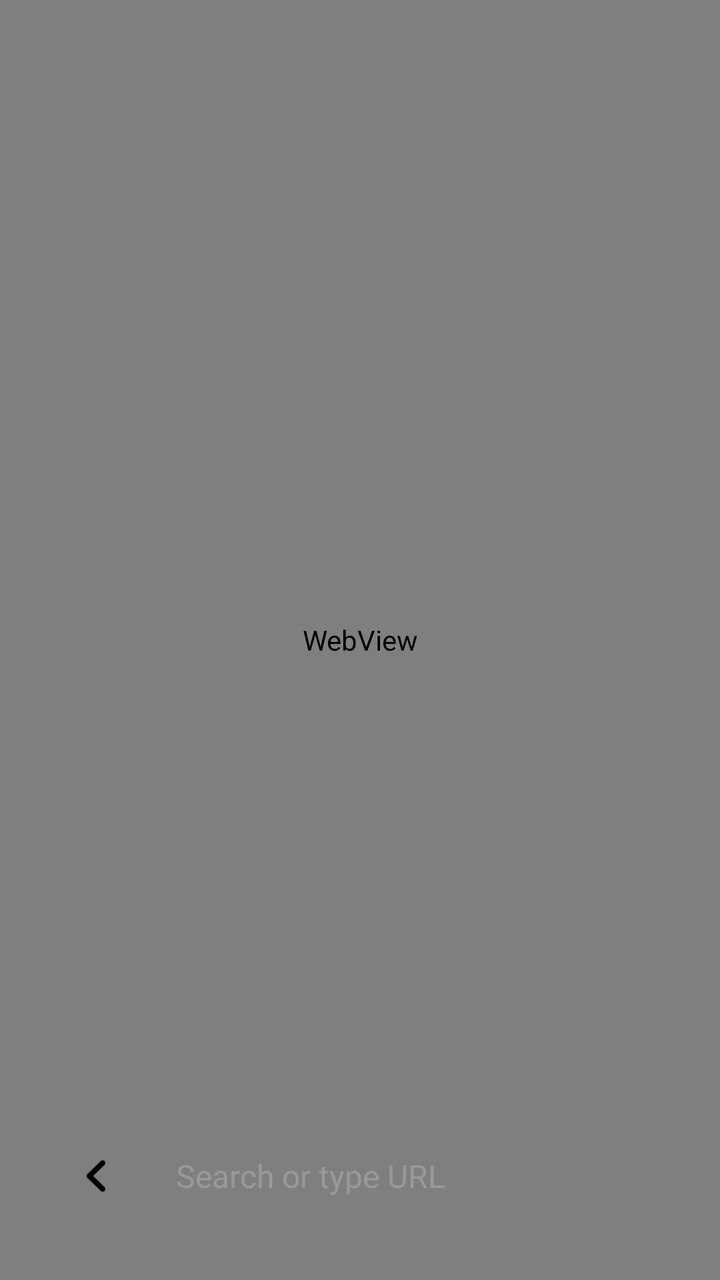
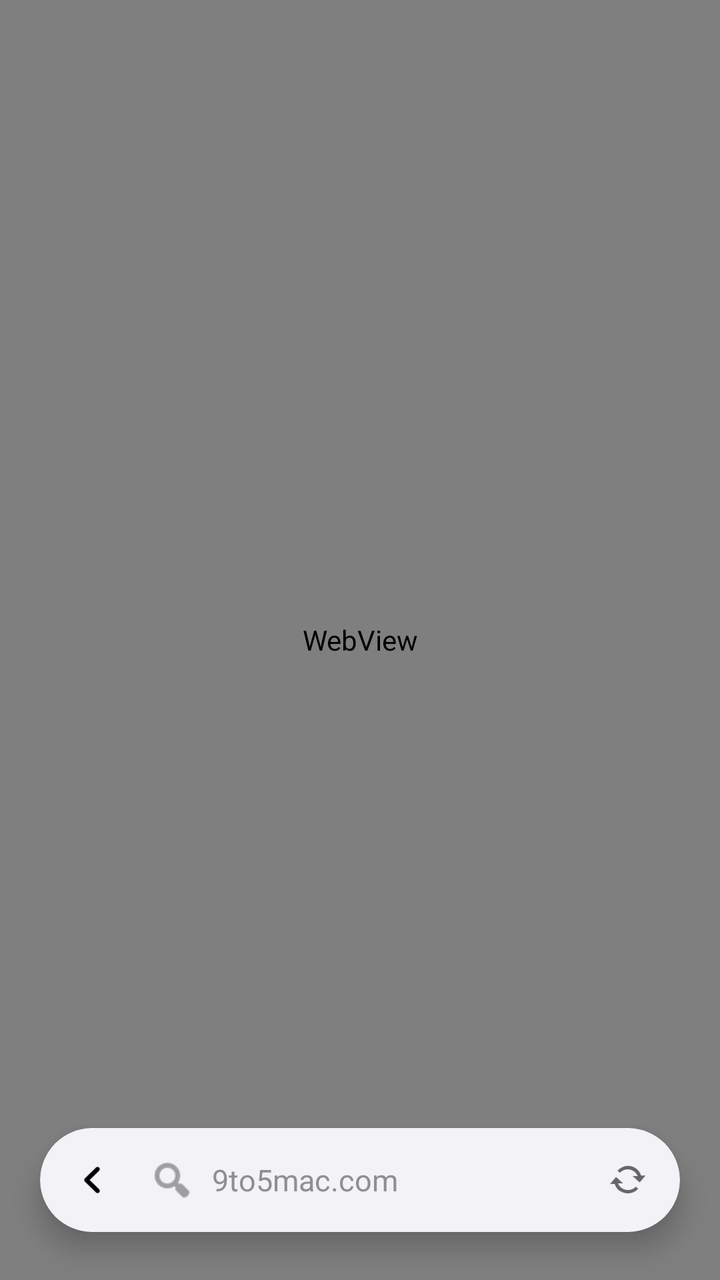

Compare the two renders of this Android layout. The source of the first and the diff that turns it into the second are given below.
<!-- AndroidManifest.xml: application theme Theme.Design.Light.NoActionBar -->
<!-- res/layout/activity_main.xml -->
<?xml version="1.0" encoding="utf-8"?>
<RelativeLayout xmlns:android="http://schemas.android.com/apk/res/android"
    android:layout_width="match_parent"
    android:layout_height="match_parent"
    android:background="@android:color/black"> <android.webkit.WebView
        android:id="@+id/webView"
        android:layout_width="match_parent"
        android:layout_height="match_parent"
        android:layout_alignParentTop="true"
        android:layout_alignParentLeft="true"
        android:layout_alignParentRight="true"
        android:layout_alignParentBottom="true" />

    <LinearLayout
        android:id="@+id/bottom_bar"
        android:layout_width="match_parent"
        android:layout_height="56dp"
        android:layout_alignParentBottom="true"
        android:layout_marginLeft="16dp"
        android:layout_marginRight="16dp"
        android:layout_marginBottom="24dp"
        android:background="@drawable/bg_bottom_bar"
        android:elevation="12dp"
        android:gravity="center_vertical"
        android:orientation="horizontal"
        android:paddingLeft="8dp"
        android:paddingRight="8dp">

    <ImageButton
        android:id="@+id/btn_back"
        android:layout_width="48dp"
        android:layout_height="48dp"
        android:background="?attr/selectableItemBackgroundBorderless"
        android:src="@drawable/my_ic_back"
        android:scaleType="fitCenter"
        android:padding="12dp"
        android:contentDescription="Back" />

    <EditText
        android:id="@+id/address_bar"
        android:layout_width="0dp"
        android:layout_height="48dp"
        android:layout_weight="1"
        android:background="@null"
        android:hint="Search or type URL"
        android:inputType="textUri"
        android:paddingStart="16dp"
        android:paddingEnd="16dp"
        android:textColor="@android:color/black"
        android:textColorHint="#999999"
        android:textSize="16sp" />

    <ImageButton
        android:id="@+id/btn_forward"
        android:layout_width="48dp"
        android:layout_height="48dp"
        android:background="?attr/selectableItemBackgroundBorderless"
        android:src="@drawable/my_ic_forward"
        android:scaleType="fitCenter"
        android:padding="12dp"
        android:visibility="gone"
        android:contentDescription="Forward" />

    </LinearLayout>

</RelativeLayout>
<!-- resources referenced by this layout -->
<resources>
  <!-- drawable my_ic_back: png bitmap (drawable, 543 bytes) -->
  <!-- drawable my_ic_forward: png bitmap (drawable, 529 bytes) -->
</resources>

<!-- the commit's change to res/layout/activity_main.xml (unified diff, before → after) -->
@@ -1,66 +1,90 @@
 <?xml version="1.0" encoding="utf-8"?>
 <RelativeLayout xmlns:android="http://schemas.android.com/apk/res/android"
+    xmlns:app="http://schemas.android.com/apk/res-auto"
     android:layout_width="match_parent"
-    android:layout_height="match_parent"
-    android:background="@android:color/black"> <android.webkit.WebView
+    android:layout_height="match_parent">
+
+    <android.webkit.WebView
         android:id="@+id/webView"
         android:layout_width="match_parent"
         android:layout_height="match_parent"
         android:layout_alignParentTop="true"
+        android:layout_alignParentBottom="true"
         android:layout_alignParentLeft="true"
-        android:layout_alignParentRight="true"
-        android:layout_alignParentBottom="true" />
+        android:layout_alignParentRight="true" />
 
-    <LinearLayout
-        android:id="@+id/bottom_bar"
+    <androidx.cardview.widget.CardView
+        android:id="@+id/compact_safari_bar"
         android:layout_width="match_parent"
-        android:layout_height="56dp"
+        android:layout_height="52dp"
         android:layout_alignParentBottom="true"
-        android:layout_marginLeft="16dp"
-        android:layout_marginRight="16dp"
+        android:layout_marginLeft="20dp"
+        android:layout_marginRight="20dp"
         android:layout_marginBottom="24dp"
-        android:background="@drawable/bg_bottom_bar"
-        android:elevation="12dp"
-        android:gravity="center_vertical"
-        android:orientation="horizontal"
-        android:paddingLeft="8dp"
-        android:paddingRight="8dp">
+        app:cardCornerRadius="26dp"
+        app:cardElevation="8dp"
+        app:cardBackgroundColor="#F2F2F7"> <LinearLayout
+            android:layout_width="match_parent"
+            android:layout_height="match_parent"
+            android:gravity="center_vertical"
+            android:orientation="horizontal"
+            android:paddingLeft="6dp"
+            android:paddingRight="6dp">
 
-    <ImageButton
-        android:id="@+id/btn_back"
-        android:layout_width="48dp"
-        android:layout_height="48dp"
-        android:background="?attr/selectableItemBackgroundBorderless"
-        android:src="@drawable/my_ic_back"
-        android:scaleType="fitCenter"
-        android:padding="12dp"
-        android:contentDescription="Back" />
+            <ImageButton
+                android:id="@+id/btn_back"
+                android:layout_width="40dp"
+                android:layout_height="40dp"
+                android:background="?attr/selectableItemBackgroundBorderless"
+                android:src="@drawable/my_ic_back"
+                android:scaleType="fitCenter"
+                android:padding="10dp"
+                android:contentDescription="Back" />
 
-    <EditText
-        android:id="@+id/address_bar"
-        android:layout_width="0dp"
-        android:layout_height="48dp"
-        android:layout_weight="1"
-        android:background="@null"
-        android:hint="Search or type URL"
-        android:inputType="textUri"
-        android:paddingStart="16dp"
-        android:paddingEnd="16dp"
-        android:textColor="@android:color/black"
-        android:textColorHint="#999999"
-        android:textSize="16sp" />
+            <ImageButton
+                android:id="@+id/btn_forward"
+                android:layout_width="40dp"
+                android:layout_height="40dp"
+                android:background="?attr/selectableItemBackgroundBorderless"
+                android:src="@drawable/my_ic_forward"
+                android:scaleType="fitCenter"
+                android:padding="10dp"
+                android:visibility="gone"
+                android:contentDescription="Forward" />
 
-    <ImageButton
-        android:id="@+id/btn_forward"
-        android:layout_width="48dp"
-        android:layout_height="48dp"
-        android:background="?attr/selectableItemBackgroundBorderless"
-        android:src="@drawable/my_ic_forward"
-        android:scaleType="fitCenter"
-        android:padding="12dp"
-        android:visibility="gone"
-        android:contentDescription="Forward" />
+            <ImageView
+                android:layout_width="24dp"
+                android:layout_height="24dp"
+                android:layout_marginLeft="8dp"
+                android:src="@android:drawable/ic_menu_search"
+                app:tint="#666666" />
 
-    </LinearLayout>
+            <EditText
+                android:id="@+id/address_bar"
+                android:layout_width="0dp"
+                android:layout_height="match_parent"
+                android:layout_weight="1"
+                android:background="@null"
+                android:hint="9to5mac.com"
+                android:inputType="textUri"
+                android:paddingLeft="8dp"
+                android:paddingRight="8dp"
+                android:textColor="@android:color/black"
+                android:textColorHint="#8E8E93"
+                android:textSize="15sp"
+                android:gravity="center_vertical" />
+
+            <ImageButton
+                android:id="@+id/btn_refresh"
+                android:layout_width="40dp"
+                android:layout_height="40dp"
+                android:background="?attr/selectableItemBackgroundBorderless"
+                android:src="@android:drawable/stat_notify_sync"
+                android:scaleType="fitCenter"
+                android:padding="10dp"
+                app:tint="#666666" />
+
+        </LinearLayout>
+    </androidx.cardview.widget.CardView>
 
 </RelativeLayout>
